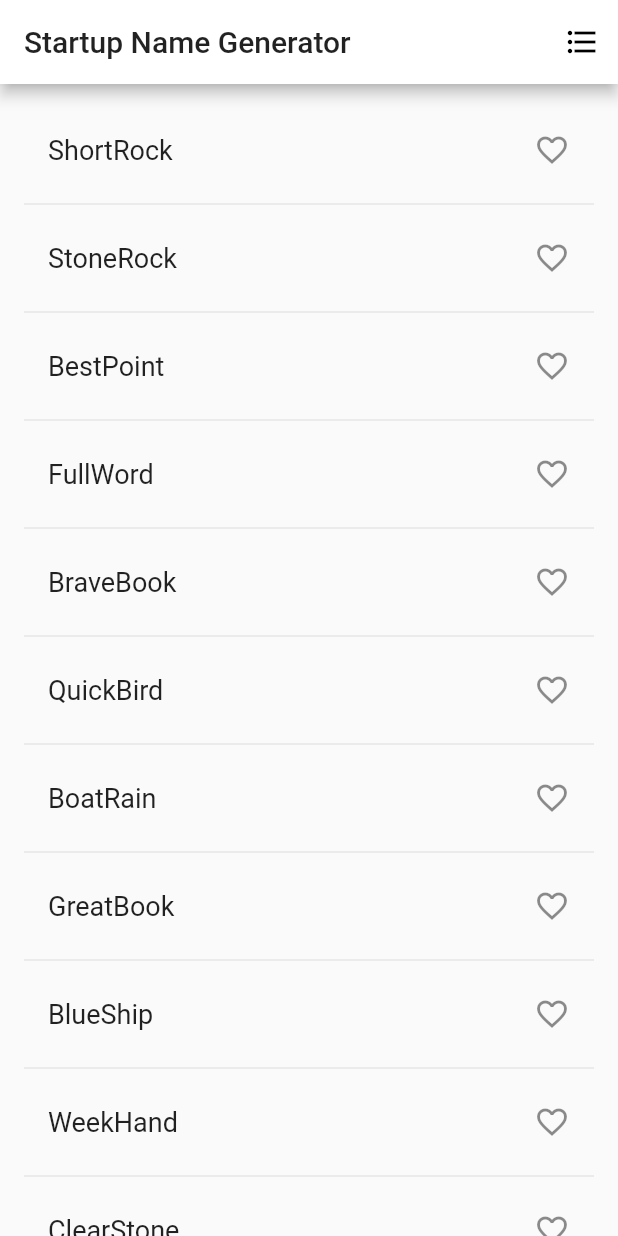
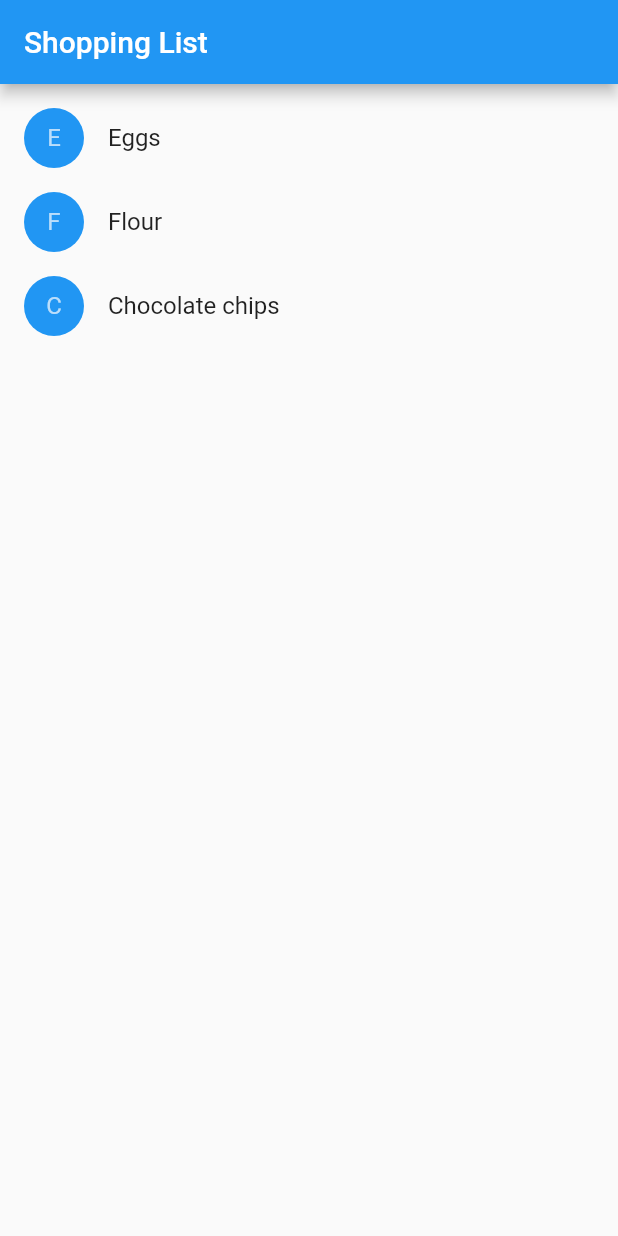
Before and after one commit to oiagorodrigues/flutter_basics, a Flutter app: the screen it shows after launch, on a phone screen of 412 x 824 dp. Run offline on Flutter 3.47's test engine with Material 2 defaults, Android fonts, the phone set to English and light mode, and no system bars.

Commit message:
shopping list

```diff
--- a/lib/main.dart
+++ b/lib/main.dart
@@ -1,108 +1,16 @@
 import 'package:flutter/material.dart';
-import 'package:english_words/english_words.dart';
+import 'package:flutter_study/screens/shopping_list.dart';
+import 'package:flutter_study/widgets/shopping_list_item.dart';
 
-void main() => runApp(App());
-
-class App extends StatelessWidget {
-  @override
-  Widget build(BuildContext context) {
-    return MaterialApp(
-      title: 'Startup Name Generator',
-      theme: ThemeData(
-        primaryColor: Colors.white,
-      ),
-      home: RandomWords(),
-    );
-  }
+void main() {
+  runApp(MaterialApp(
+    title: 'Shopping App',
+    home: ShoppingList(
+      products: <Product>[
+        Product(name: 'Eggs'),
+        Product(name: 'Flour'),
+        Product(name: 'Chocolate chips'),
+      ],
+    ),
+  ));
 }
-
-class RandomWords extends StatefulWidget {
-  @override
-  RandomWordsState createState() => RandomWordsState();
-}
-
-class RandomWordsState extends State<RandomWords> {
-  // prefixing an identifier with an underscore enforces privacy in the Dart language
-  final List<WordPair> _suggestions = <WordPair>[];
-  final Set<WordPair> _saved = Set<WordPair>();
-  final TextStyle _biggerFont = const TextStyle(fontSize: 18.0);
-
-  Widget _buildSuggestions() {
-    return ListView.builder(
-      padding: const EdgeInsets.all(16.0),
-      itemBuilder: (context, i) {
-        if (i.isOdd) return Divider();
-
-        // ~/ divides the values and returns the integer part of the result
-        final index = i ~/ 2;
-        if (index >= _suggestions.length) {
-          _suggestions.addAll(generateWordPairs().take(10));
-        }
-        return _buildRow(_suggestions[index]);
-      },
-    );
-  }
-
-  Text _listTileTitle(WordPair pair) {
-    return Text(
-      pair.asPascalCase,
-      style: _biggerFont,
-    );
-  }
-
-  Widget _buildRow(WordPair pair) {
-    final bool alreadySaved = _saved.contains(pair);
-
-    return ListTile(
-      title: _listTileTitle(pair),
-      trailing: Icon(
-        alreadySaved ? Icons.favorite : Icons.favorite_border,
-        color: alreadySaved ? Colors.red : null,
-      ),
-      onTap: () {
-        setState(() => alreadySaved ? _saved.remove(pair) : _saved.add(pair));
-      },
-    );
-  }
-
-  void _pushSaved() {
-    Navigator.of(context).push(
-      MaterialPageRoute<void>(
-        builder: (BuildContext context) {
-          final Iterable<ListTile> tiles = _saved.map(
-            (WordPair pair) {
-              return ListTile(title: _listTileTitle(pair));
-            },
-          );
-          final List<Widget> divided = ListTile.divideTiles(
-            context: context,
-            tiles: tiles,
-          ).toList();
-
-          return Scaffold(
-            appBar: AppBar(
-              title: Text('Saved Suggestions'),
-            ),
-            body: ListView(children: divided),
-          );
-        },
-      ),
-    );
-  }
-
-  @override
-  Widget build(BuildContext context) {
-    return Scaffold(
-      appBar: AppBar(
-        title: Text('Startup Name Generator'),
-        actions: <Widget>[
-          IconButton(
-            icon: Icon(Icons.format_list_bulleted),
-            onPressed: _pushSaved,
-          ),
-        ],
-      ),
-      body: _buildSuggestions(),
-    );
-  }
-}
--- /dev/null
+++ b/lib/screens/shopping_list.dart
@@ -0,0 +1,48 @@
+import 'package:flutter/material.dart';
+import 'package:flutter_study/widgets/shopping_list_item.dart';
+
+class ShoppingList extends StatefulWidget {
+  ShoppingList({Key key, this.products}) : super(key: key);
+
+  final List<Product> products;
+
+  // The framework calls createState the first time a widget appears at a given
+  // location in the tree. If the parent rebuilds and uses the same type of
+  // widget (with the same key), the framework re-uses the State object
+  // instead of creating a new State object.
+
+  _ShoppingListState createState() => _ShoppingListState();
+}
+
+class _ShoppingListState extends State<ShoppingList> {
+  Set<Product> _shoppingCart = Set<Product>();
+
+  void _handleCartChanged(Product product, bool inCart) {
+    setState(() {
+      if (!inCart) {
+        _shoppingCart.add(product);
+      } else {
+        _shoppingCart.remove(product);
+      }
+    });
+  }
+
+  @override
+  Widget build(BuildContext context) {
+    return Scaffold(
+      appBar: AppBar(
+        title: Text('Shopping List'),
+      ),
+      body: ListView(
+        padding: EdgeInsets.symmetric(vertical: 8.0),
+        children: widget.products.map((Product product) {
+          return ShoppingListItem(
+            product: product,
+            inCart: _shoppingCart.contains(product),
+            onCartChanged: _handleCartChanged,
+          );
+        }).toList(),
+      ),
+    );
+  }
+}
--- /dev/null
+++ b/lib/widgets/shopping_list_item.dart
@@ -0,0 +1,50 @@
+import 'package:flutter/material.dart';
+
+class Product {
+  const Product({this.name});
+  final String name;
+}
+
+// defines a function-type, kind of interface.
+typedef CartChangedCallback = void Function(Product product, bool inCart);
+
+class ShoppingListItem extends StatelessWidget {
+  ShoppingListItem({Product product, this.inCart, this.onCartChanged})
+      : product = product,
+        super(key: ObjectKey(product));
+
+  final Product product;
+  final bool inCart;
+  final CartChangedCallback onCartChanged;
+
+  Color _getColor(BuildContext context) {
+    // The theme depends on the BuildContext because different parts of the tree
+    // can have different themes.  The BuildContext indicates where the build is
+    // taking place and therefore which theme to use.
+    return inCart ? Colors.black54 : Theme.of(context).primaryColor;
+  }
+
+  TextStyle _getTextStyle(BuildContext context) {
+    if (!inCart) return null;
+
+    return TextStyle(
+      color: Colors.black54,
+      decoration: TextDecoration.lineThrough,
+    );
+  }
+
+  @override
+  Widget build(BuildContext context) {
+    return ListTile(
+      onTap: () => onCartChanged(product, inCart),
+      leading: CircleAvatar(
+        backgroundColor: _getColor(context),
+        child: Text(product.name[0]),
+      ),
+      title: Text(
+        product.name,
+        style: _getTextStyle(context),
+      ),
+    );
+  }
+}
```
Also changed, not shown: 1 other file.
